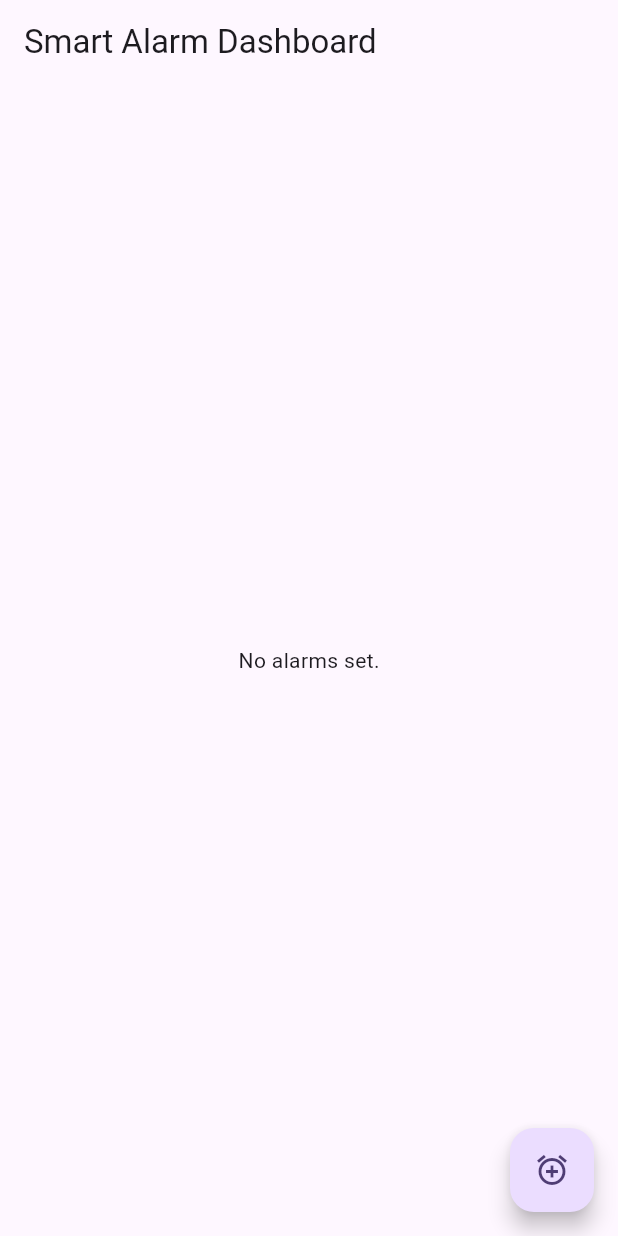
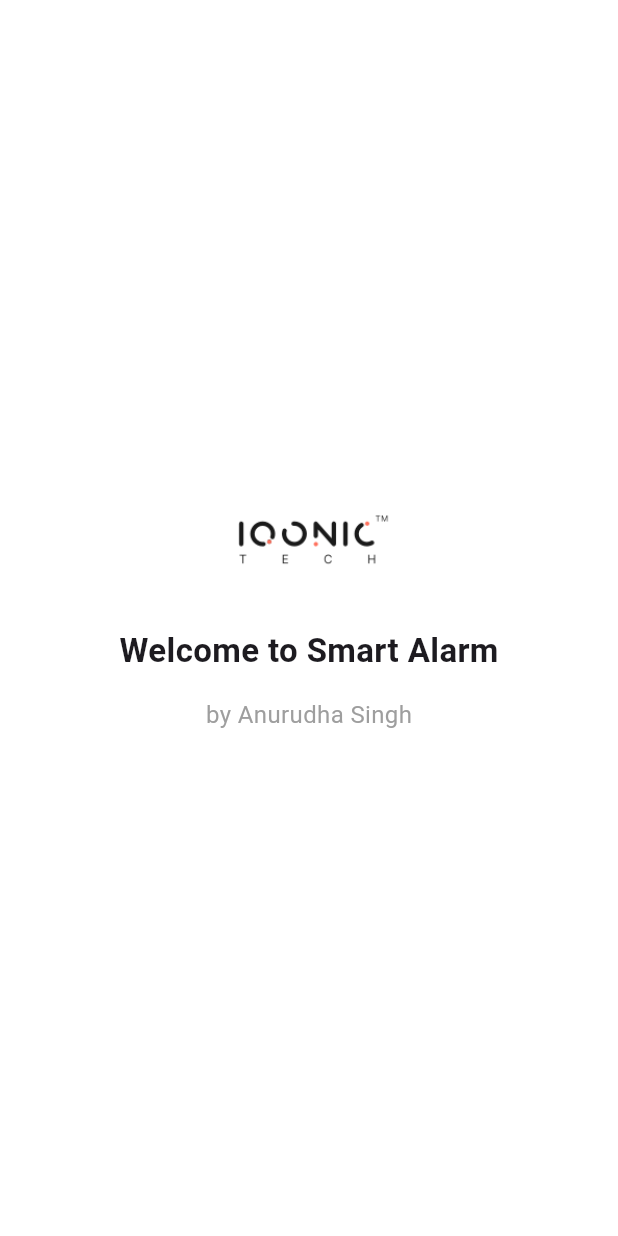
Before and after one commit to anurudha-singh/Smart-Alarm-application, a Flutter app: the first screen one second after launch, on a phone screen of 412 x 824 dp. Run offline on Flutter 3.47's test engine with Material 3 defaults, Android fonts, the phone set to English and light mode, and no system bars; our stand-ins replace equatable, file_picker, flutter_bloc, get_it, hive, hive_flutter and 1 more; missing offline and left inert: alarm; accounts and stored records are empty.

Commit message:
Add splash screen with logo and welcome message
- Introduced a new SplashOrHome widget that displays a splash screen for 5 seconds before navigating to the AlarmDashboardScreen.
- Added an image asset for the logo (iqonoic_logo.png) to be displayed on the splash screen.
- Included welcome text and author information on the splash screen.

```diff
--- a/lib/main.dart
+++ b/lib/main.dart
@@ -2,12 +2,14 @@ import 'package:alarm/alarm.dart';
 import 'package:flutter/material.dart';
 import 'package:flutter_bloc/flutter_bloc.dart';
 import 'package:hive_flutter/hive_flutter.dart';
+import 'package:permission_handler/permission_handler.dart';
 import 'models/alarm_model.dart';
 import 'repository/alarm_repository.dart';
 import 'bloc/alarm_bloc.dart';
 import 'bloc/alarm_event.dart';
 import 'screens/alarm_dashboard_screen.dart';
 import 'screens/ringing_screen.dart';
+import 'screens/splash_screen.dart';
 import 'service_locator.dart';
 
 final GlobalKey<NavigatorState> navigatorKey = GlobalKey<NavigatorState>();
@@ -18,6 +20,7 @@ void main() async {
   Hive.registerAdapter(AlarmModelAdapter());
   await Hive.openBox<AlarmModel>('alarms');
   await Alarm.init();
+  await Permission.notification.request();
   setupLocator();
   runApp(MyApp());
 }
@@ -28,23 +31,40 @@ class MyApp extends StatelessWidget {
   @override
   Widget build(BuildContext context) {
     // Listen for alarm ringing and show RingingScreen
-    Alarm.ringing.listen((settings) {
+    Alarm.ringing.listen((settings) async {
       for (final alarm in settings.alarms) {
         navigatorKey.currentState?.push(
           MaterialPageRoute(
             builder: (context) => RingingScreen(
               onStop: () async {
+                navigatorKey.currentState?.pop();
                 await Alarm.stop(alarm.id);
-                navigatorKey.currentState?.pop();
+                // Auto-disable "Once" alarms after ringing
+                final box = Hive.box<AlarmModel>('alarms');
+                final alarmModel = box.get(alarm.id);
+                if (alarmModel != null &&
+                    (alarmModel.repeatDays.isEmpty &&
+                        (alarmModel.customIntervalDays == 0 &&
+                            alarmModel.customIntervalHours == 0))) {
+                  alarmModel.isActive = false;
+                  await alarmModel.save();
+                  // Dispatch BLoC events to update UI
+                  navigatorKey.currentState?.context.read<AlarmBloc>().add(
+                    UpdateAlarm(alarmModel),
+                  );
+                  navigatorKey.currentState?.context.read<AlarmBloc>().add(
+                    LoadAlarms(),
+                  );
+                }
               },
               onSnooze: () async {
+                navigatorKey.currentState?.pop();
                 await Alarm.stop(alarm.id);
                 await Alarm.set(
                   alarmSettings: alarm.copyWith(
                     dateTime: DateTime.now().add(Duration(minutes: 1)),
                   ),
                 );
-                navigatorKey.currentState?.pop();
               },
             ),
           ),
@@ -59,7 +79,8 @@ class MyApp extends StatelessWidget {
         theme: ThemeData(
           colorScheme: ColorScheme.fromSeed(seedColor: Colors.deepPurple),
         ),
-        home: const AlarmDashboardScreen(),
+        debugShowCheckedModeBanner: false,
+        home: const SplashOrHome(),
       ),
     );
   }
--- a/lib/screens/add_edit_alarm_screen.dart
+++ b/lib/screens/add_edit_alarm_screen.dart
@@ -89,8 +89,10 @@ class _AddEditAlarmScreenState extends State<AddEditAlarmScreen> {
     final alarmSettings = AlarmSettings(
       id: alarm.id,
       dateTime: alarm.time,
-      assetAudioPath: alarm.ringtonePath,
-      loopAudio: true,
+      assetAudioPath: _ringtonePath?.isNotEmpty == true
+          ? _ringtonePath!
+          : 'assets/better-day.mp3', //Fallback to default if none selected
+      loopAudio: _ringtonePath?.isNotEmpty == true,
       vibrate: true,
       warningNotificationOnKill: true,
       androidFullScreenIntent: true,
--- /dev/null
+++ b/lib/screens/splash_screen.dart
@@ -0,0 +1,56 @@
+import 'dart:async';
+import 'package:flutter/material.dart';
+import 'alarm_dashboard_screen.dart';
+
+class SplashOrHome extends StatefulWidget {
+  const SplashOrHome({Key? key}) : super(key: key);
+
+  @override
+  State<SplashOrHome> createState() => _SplashOrHomeState();
+}
+
+class _SplashOrHomeState extends State<SplashOrHome> {
+  bool _showSplash = true;
+
+  @override
+  void initState() {
+    super.initState();
+    Timer(const Duration(seconds: 5), () {
+      setState(() => _showSplash = false);
+    });
+  }
+
+  @override
+  Widget build(BuildContext context) {
+    if (_showSplash) {
+      return Scaffold(
+        backgroundColor: Colors.white,
+        body: Center(
+          child: Column(
+            mainAxisAlignment: MainAxisAlignment.center,
+            children: [
+              Image.asset(
+                'assets/iqonoic_logo.png',
+                width: 120,
+                height: 50,
+                fit: BoxFit.contain,
+              ),
+              const SizedBox(height: 32),
+              const Text(
+                'Welcome to Smart Alarm',
+                style: TextStyle(fontSize: 22, fontWeight: FontWeight.bold),
+              ),
+              const SizedBox(height: 16),
+              const Text(
+                'by Anurudha Singh',
+                style: TextStyle(fontSize: 16, color: Colors.grey),
+              ),
+            ],
+          ),
+        ),
+      );
+    } else {
+      return const AlarmDashboardScreen();
+    }
+  }
+}
--- a/pubspec.yaml
+++ b/pubspec.yaml
@@ -43,6 +43,7 @@ dependencies:
   path_provider: ^2.1.1
   auto_route: ^7.8.0
   get_it: ^7.6.4
+  permission_handler: ^11.3.0
 
 dev_dependencies:
   flutter_test:
@@ -70,7 +71,9 @@ flutter:
   uses-material-design: true
 
   # To add assets to your application, add an assets section, like this:
-  # assets:
+  assets:
+      -  assets/better-day.mp3
+      -  assets/iqonoic_logo.png
   #   - images/a_dot_burr.jpeg
   #   - images/a_dot_ham.jpeg
 
```
Also changed, not shown: lib/bloc/alarm_bloc.dart (+16 -0 lines), assets/iqonoic_logo.png (added), pubspec.lock, 3 other files.
